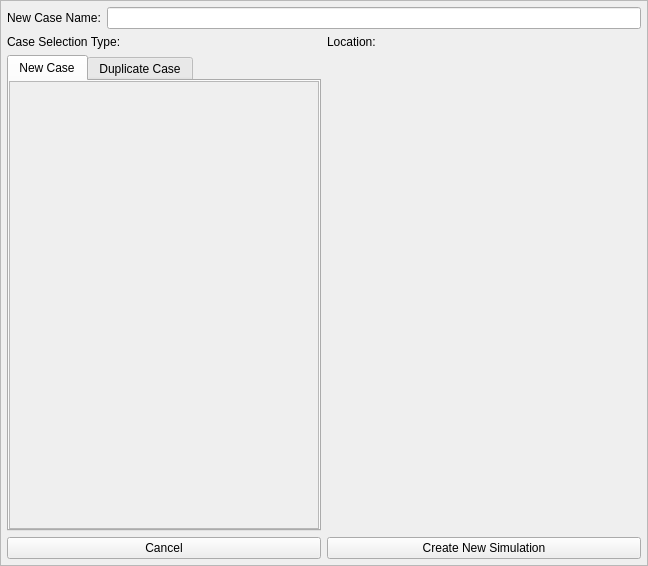
Above: cwe_guiWidgets/cwe_create_copy_simulation.ui from NHERI-SimCenter/CWE-Simulation-Tool before the change. Below: the same form after it.
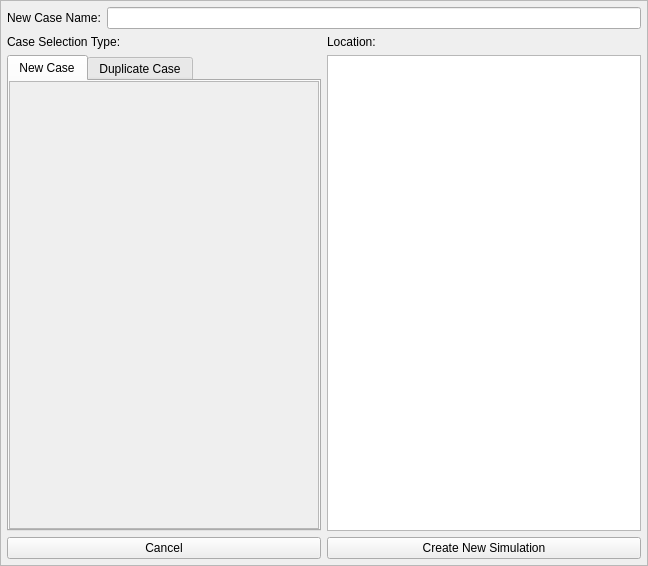
That is the form after the change. Custom widgets are drawn as their Qt base class.

Commit message: Reorganized files to spearate remote actions and display of remote actions

Diff of the .ui file:
```diff
--- a/cwe_guiWidgets/cwe_create_copy_simulation.ui
+++ b/cwe_guiWidgets/cwe_create_copy_simulation.ui
@@ -68,7 +68,7 @@
     <number>6</number>
    </property>
    <item row="3" column="1">
-    <widget class="RemoteFileTree" name="primary_remoteFileTree" native="true">
+    <widget class="RemoteFileTree" name="primary_remoteFileTree">
      <property name="sizePolicy">
       <sizepolicy hsizetype="Expanding" vsizetype="Expanding">
        <horstretch>1</horstretch>
@@ -227,8 +227,8 @@
  <customwidgets>
   <customwidget>
    <class>RemoteFileTree</class>
-   <extends>QWidget</extends>
-   <header>../AgaveExplorer/remoteFileOps/remotefiletree.h</header>
+   <extends>QTreeView</extends>
+   <header>../AgaveExplorer/remoteModelViews/remotefiletree.h</header>
    <container>1</container>
   </customwidget>
  </customwidgets>
```
Left out of the diff: 4 changed lines with no effect on the pictures. The commit also changes 5 other files.
